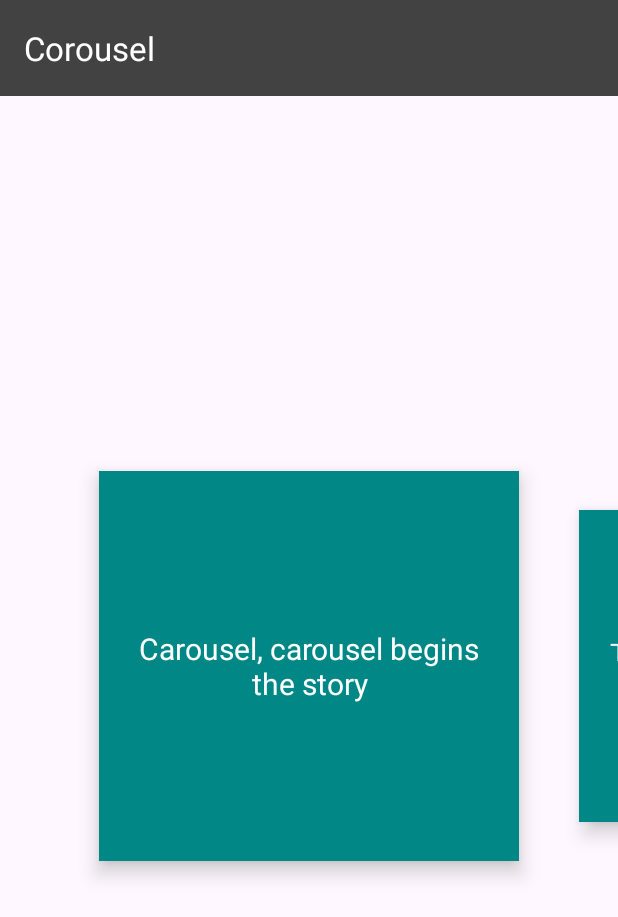
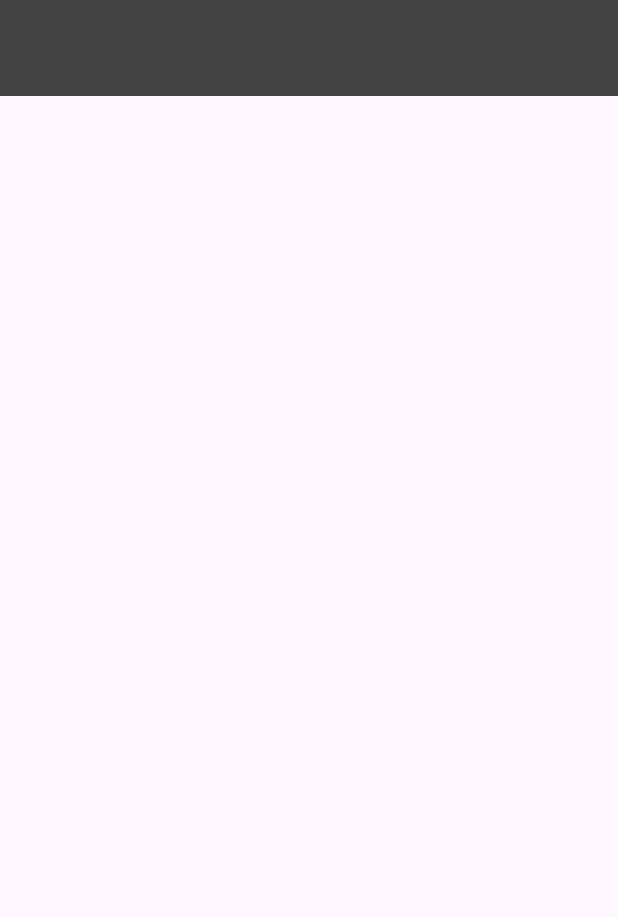
Before and after one commit to Stavici/Android-Software-Modules, an Android app: the screen it shows after launch (MainActivity), on a phone screen of 412 x 824 dp. Shown: the top 917 px of the screen. Run offline under Robolectric (Android 15) with nearby library versions, the phone set to English and light mode, and no system bars.

Commit message:
fix main

```diff
--- a/app/build.gradle.kts
+++ b/app/build.gradle.kts
@@ -37,8 +37,6 @@ android {
 
 dependencies {
 
-    implementation ("androidx.viewpager2:viewpager2:1.0.0")
-
     implementation("androidx.core:core-ktx:1.9.0")
     implementation("androidx.appcompat:appcompat:1.6.1")
     implementation("com.google.android.material:material:1.10.0")
--- a/app/src/main/java/com/example/androidsoftwaremodules/CarouselRVAdapter.kt
+++ /dev/null
@@ -1,28 +0,0 @@
-package com.example.androidsoftwaremodules
-
-import android.view.LayoutInflater
-import android.view.View
-import android.view.ViewGroup
-import android.widget.TextView
-import androidx.recyclerview.widget.RecyclerView
-
-class CarouselRVAdapter(private val carouselDataList: ArrayList<String>) :
-    RecyclerView.Adapter<CarouselRVAdapter.CarouselItemViewHolder>() {
-
-    class CarouselItemViewHolder(view: View) : RecyclerView.ViewHolder(view)
-
-    override fun onCreateViewHolder(parent: ViewGroup, viewType: Int): CarouselItemViewHolder {
-        val viewHolder = LayoutInflater.from(parent.context).inflate(R.layout.item_carousel, parent, false)
-        return CarouselItemViewHolder(viewHolder)
-    }
-
-    override fun onBindViewHolder(holder: CarouselItemViewHolder, position: Int) {
-        val textView = holder.itemView.findViewById<TextView>(R.id.textView)
-        textView.text = carouselDataList[position]
-    }
-
-    override fun getItemCount(): Int {
-        return carouselDataList.size
-    }
-
-}
--- a/app/src/main/java/com/example/androidsoftwaremodules/MainActivity.kt
+++ b/app/src/main/java/com/example/androidsoftwaremodules/MainActivity.kt
@@ -1,46 +1,11 @@
 package com.example.androidsoftwaremodules
 
-import android.content.res.Resources
+import android.os.Bundle
 import androidx.appcompat.app.AppCompatActivity
-import android.os.Bundle
-import androidx.recyclerview.widget.RecyclerView
-import androidx.viewpager2.widget.CompositePageTransformer
-import androidx.viewpager2.widget.MarginPageTransformer
-import androidx.viewpager2.widget.ViewPager2
-import java.lang.Math.abs
 
 class MainActivity : AppCompatActivity() {
     override fun onCreate(savedInstanceState: Bundle?) {
         super.onCreate(savedInstanceState)
         setContentView(R.layout.activity_main)
-
-
-        // Carousel Example
-        val viewPager = findViewById<ViewPager2>(R.id.view_pager)
-
-        viewPager.apply {
-            clipChildren = false  // No clipping the left and right items
-            clipToPadding = false  // Show the viewpager in full width without clipping the padding
-            offscreenPageLimit = 3  // Render the left and right items
-            (getChildAt(0) as RecyclerView).overScrollMode =
-                RecyclerView.OVER_SCROLL_NEVER // Remove the scroll effect
-        }
-
-        val demoData = arrayListOf(
-            "Carousel, carousel begins the story",
-            "These are fairy tales, songs and fun!",
-            "Carousel, carousel is a joy for us",
-            "Take a ride on our carousel!."
-        )
-
-        viewPager.adapter = CarouselRVAdapter(demoData)
-
-        val compositePageTransformer = CompositePageTransformer()
-        compositePageTransformer.addTransformer(MarginPageTransformer((40 * Resources.getSystem().displayMetrics.density).toInt()))
-        compositePageTransformer.addTransformer { page, position ->
-            val r = 1 - abs(position)
-            page.scaleY = (0.80f + r * 0.20f)
-        }
-        viewPager.setPageTransformer(compositePageTransformer)
     }
 }
--- a/app/src/main/res/layout/activity_main.xml
+++ b/app/src/main/res/layout/activity_main.xml
@@ -16,18 +16,8 @@
         app:layout_constraintEnd_toEndOf="parent"
         app:layout_constraintStart_toStartOf="parent"
         app:layout_constraintTop_toTopOf="parent"
-        app:title="Corousel"
+        app:title=""
         app:titleTextColor="@color/white"
         />
 
-    <androidx.viewpager2.widget.ViewPager2
-        android:id="@+id/view_pager"
-        android:layout_width="280dp"
-        android:layout_height="260dp"
-        app:layout_constraintEnd_toEndOf="parent"
-        app:layout_constraintStart_toStartOf="parent"
-        app:layout_constraintBottom_toBottomOf="parent"
-        app:layout_constraintTop_toBottomOf="@id/toolbar"/>
-
-
 </androidx.constraintlayout.widget.ConstraintLayout>
--- a/app/src/main/res/layout/item_carousel.xml
+++ /dev/null
@@ -1,24 +0,0 @@
-<?xml version="1.0" encoding="utf-8"?>
-<androidx.constraintlayout.widget.ConstraintLayout xmlns:android="http://schemas.android.com/apk/res/android"
-    android:layout_width="match_parent"
-    android:layout_height="match_parent"
-    xmlns:app="http://schemas.android.com/apk/res-auto"
-    android:background="@color/design_default_color_secondary_variant"
-    android:elevation="8dp">
-
-    <TextView
-        android:id="@+id/textView"
-        android:layout_width="match_parent"
-        android:layout_height="0dp"
-        android:gravity="center"
-        android:padding="20dp"
-        android:text="Сarousel, carousel is a joy for us"
-        android:textAlignment="center"
-        android:textColor="@color/white"
-        android:textSize="20dp"
-        app:layout_constraintBottom_toBottomOf="parent"
-        app:layout_constraintEnd_toEndOf="parent"
-        app:layout_constraintStart_toStartOf="parent"
-        app:layout_constraintTop_toTopOf="parent"/>
-
-</androidx.constraintlayout.widget.ConstraintLayout>
```
